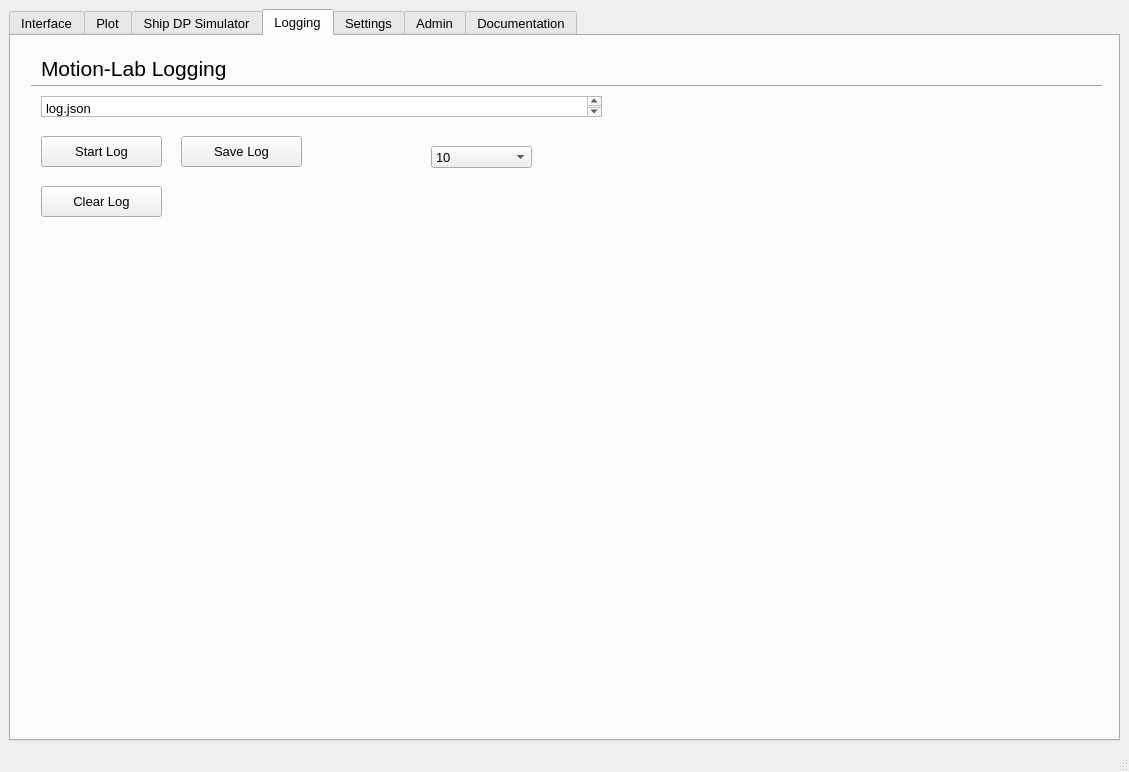
Before: the Qt Designer form hmi/src/gui.ui in sondretordal/motion-lab, drawn with Qt 5.
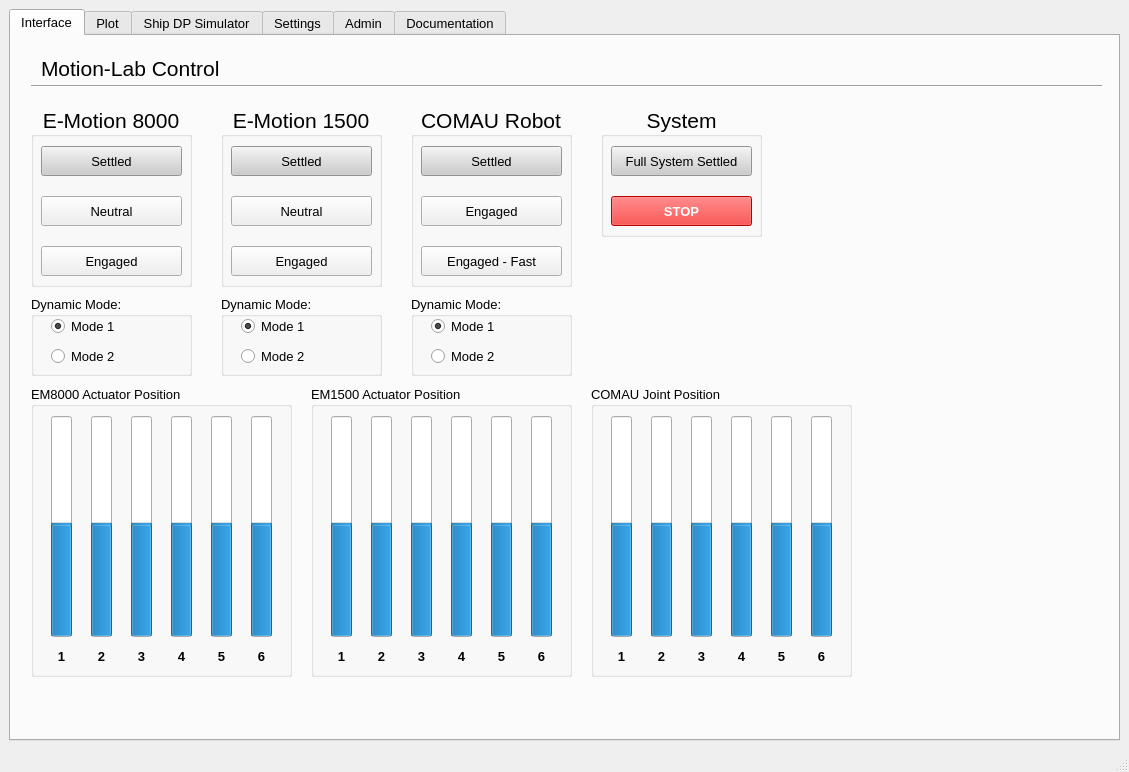
After: the same form once the commit is applied. The open tabs and pages were chosen to show the change. Custom widgets are drawn as their Qt base class.

Diff of the .ui file:
```diff
--- a/hmi/src/gui.ui
+++ b/hmi/src/gui.ui
@@ -4423,151 +4423,6 @@
         </widget>
        </widget>
       </widget>
-      <widget class="QWidget" name="tab_log">
-       <attribute name="title">
-        <string>Logging</string>
-       </attribute>
-       <widget class="QTextEdit" name="log_path">
-        <property name="geometry">
-         <rect>
-          <x>30</x>
-          <y>60</y>
-          <width>561</width>
-          <height>21</height>
-         </rect>
-        </property>
-        <property name="html">
-         <string>&lt;!DOCTYPE HTML PUBLIC &quot;-//W3C//DTD HTML 4.0//EN&quot; &quot;http://www.w3.org/TR/REC-html40/strict.dtd&quot;&gt;
-&lt;html&gt;&lt;head&gt;&lt;meta name=&quot;qrichtext&quot; content=&quot;1&quot; /&gt;&lt;style type=&quot;text/css&quot;&gt;
-p, li { white-space: pre-wrap; }
-&lt;/style&gt;&lt;/head&gt;&lt;body style=&quot; font-family:'MS Shell Dlg 2'; font-size:10pt; font-weight:400; font-style:normal;&quot;&gt;
-&lt;p style=&quot; margin-top:0px; margin-bottom:0px; margin-left:0px; margin-right:0px; -qt-block-indent:0; text-indent:0px;&quot;&gt;log.json&lt;/p&gt;&lt;/body&gt;&lt;/html&gt;</string>
-        </property>
-       </widget>
-       <widget class="Line" name="line_4">
-        <property name="geometry">
-         <rect>
-          <x>20</x>
-          <y>40</y>
-          <width>1071</width>
-          <height>21</height>
-         </rect>
-        </property>
-        <property name="orientation">
-         <enum>Qt::Horizontal</enum>
-        </property>
-       </widget>
-       <widget class="QLabel" name="label_34">
-        <property name="geometry">
-         <rect>
-          <x>30</x>
-          <y>20</y>
-          <width>191</width>
-          <height>25</height>
-         </rect>
-        </property>
-        <property name="font">
-         <font>
-          <pointsize>16</pointsize>
-          <weight>50</weight>
-          <bold>false</bold>
-         </font>
-        </property>
-        <property name="text">
-         <string>Motion-Lab Logging</string>
-        </property>
-       </widget>
-       <widget class="QPushButton" name="start_log_btn">
-        <property name="geometry">
-         <rect>
-          <x>30</x>
-          <y>100</y>
-          <width>121</width>
-          <height>31</height>
-         </rect>
-        </property>
-        <property name="text">
-         <string>Start Log</string>
-        </property>
-       </widget>
-       <widget class="QPushButton" name="clear_log_btn">
-        <property name="geometry">
-         <rect>
-          <x>30</x>
-          <y>150</y>
-          <width>121</width>
-          <height>31</height>
-         </rect>
-        </property>
-        <property name="text">
-         <string>Clear Log</string>
-        </property>
-       </widget>
-       <widget class="QPushButton" name="save_log_btn">
-        <property name="geometry">
-         <rect>
-          <x>170</x>
-          <y>100</y>
-          <width>121</width>
-          <height>31</height>
-         </rect>
-        </property>
-        <property name="text">
-         <string>Save Log</string>
-        </property>
-       </widget>
-       <widget class="QComboBox" name="log_ms_rate">
-        <property name="geometry">
-         <rect>
-          <x>420</x>
-          <y>110</y>
-          <width>101</width>
-          <height>22</height>
-         </rect>
-        </property>
-        <property name="currentText">
-         <string>10</string>
-        </property>
-        <property name="currentIndex">
-         <number>2</number>
-        </property>
-        <item>
-         <property name="text">
-          <string>1</string>
-         </property>
-        </item>
-        <item>
-         <property name="text">
-          <string>5</string>
-         </property>
-        </item>
-        <item>
-         <property name="text">
-          <string>10</string>
-         </property>
-        </item>
-        <item>
-         <property name="text">
-          <string>20</string>
-         </property>
-        </item>
-        <item>
-         <property name="text">
-          <string>50</string>
-         </property>
-        </item>
-        <item>
-         <property name="text">
-          <string>100</string>
-         </property>
-        </item>
-        <item>
-         <property name="text">
-          <string>1000</string>
-         </property>
-        </item>
-       </widget>
-      </widget>
       <widget class="QWidget" name="tab_settings">
        <attribute name="title">
         <string>Settings</string>
```
Left out of the diff: 2 changed lines with no effect on the pictures.
